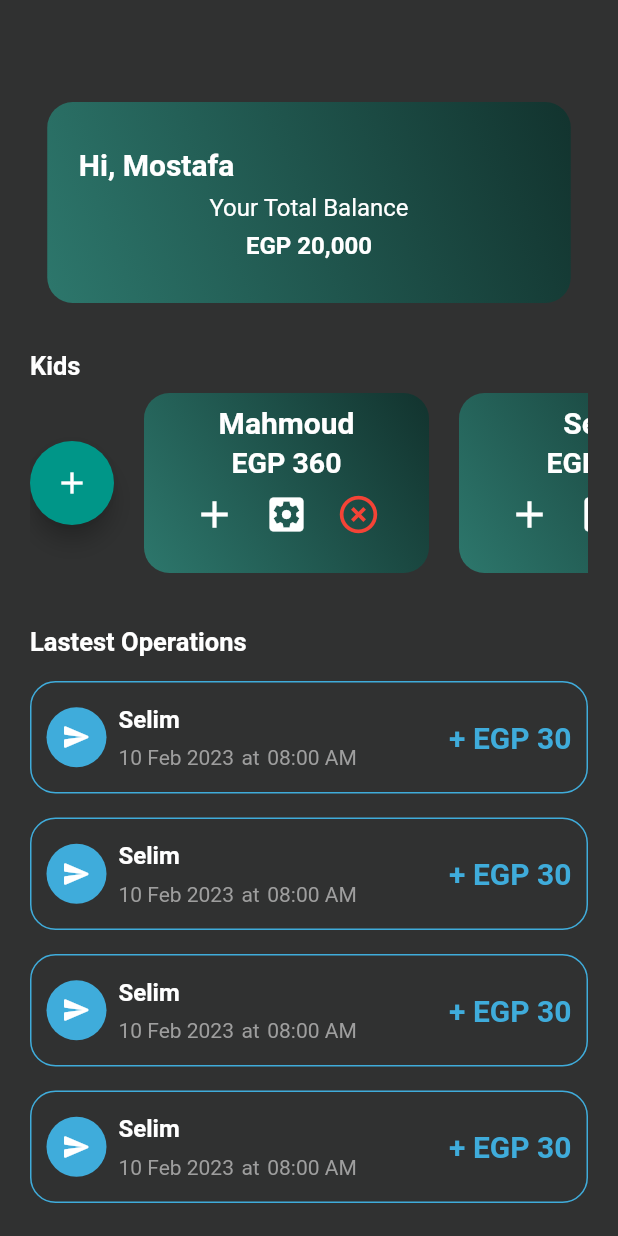
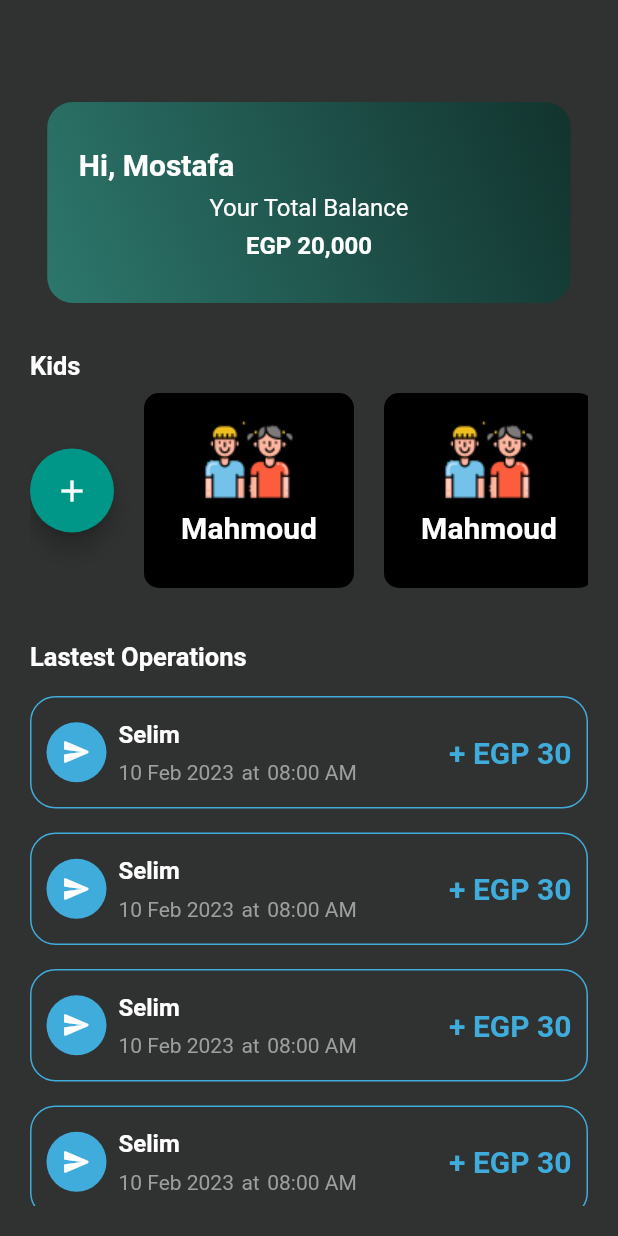
Before and after one commit to MAmin2001/CodeGamed_Tap_Cash_Flutter, a Flutter app: the screen it shows after launch, on a phone screen of 412 x 824 dp. Run offline on Flutter 3.47's test engine with Material 2 defaults, Android fonts, the phone set to English and light mode, and no system bars; our stand-ins replace conditional_builder_null_safety, dio, flutter_bloc, flutter_hex_color, fluttertoast, local_auth and 2 more; missing offline and left inert: local_auth_android, local_auth_ios, qr_code_scanner; accounts and stored records are empty.

Commit message:
kid_edit

```diff
--- a/lib/cash_lib/modules/kids-wallet/kids-wallet.dart
+++ b/lib/cash_lib/modules/kids-wallet/kids-wallet.dart
@@ -86,32 +86,33 @@ class KidsWallet extends StatelessWidget {
                   child: Row(
                     mainAxisAlignment: MainAxisAlignment.spaceBetween,
                     children: [
-                      Column(
-                        children: [
                       FloatingActionButton(
                           onPressed: (){},
                         child: Icon(Icons.add),
-                          )
-                        ],
                       ),
                       SizedBox(width: 20,),
-                      Column(
-                        children: [
-                          Container(
+                      InkWell(
+                        child: Container(
                           decoration: BoxDecoration(
-                                borderRadius: BorderRadius.circular(17),
-                                gradient: LinearGradient(
-                                  begin: Alignment.bottomLeft,
-                                  end: Alignment.topRight,
-                                  colors: [HexColor('2D776C'), HexColor("12332E")],
-                                )),
-                            height: 120,
-                            width: 190,
+                            borderRadius: BorderRadius.circular(10),
+                            color: Colors.black,
+                          ),
+                          height: 130,
+                          width: 140,
                           child: Center(
                             child: Padding(
                               padding: const EdgeInsets.all(8.0),
                               child: Column(
                                 children: [
+                                  CircleAvatar(
+                                    backgroundColor: Colors.black,
+                                    radius: 35.0,
+                                    child: Image.asset(
+                                      'images/icons8-children-64.png',
+                                      height: 100.0,
+                                      width: 100.0,
+                                    ),
+                                  ),
                                   Text(
                                       style: TextStyle(
                                           color: Colors.white,
@@ -119,232 +120,160 @@ class KidsWallet extends StatelessWidget {
                                           fontWeight: FontWeight.bold
                                       ),
                                       "Mahmoud"),
-                                    SizedBox(height: 4,),
-                                    Text(
-                                        style: TextStyle(
-                                          color: Colors.white,
-                                          fontSize: 19,
-                                          fontWeight: FontWeight.bold
-                                        ),
-                                        "EGP 360"),
-                                    Row(
-                                      mainAxisAlignment: MainAxisAlignment.center,
-                                      children: [
-                                        IconButton(onPressed: (){
-                                        }, icon: Icon(
-                                          size: 30,
-                                            color: Colors.white,
-                                            Icons.add)),
-                                        IconButton(onPressed: (){
-                                        }, icon: Icon(
-                                            size: 30,
-
-                                            color: Colors.white,
-                                            Icons.settings_applications_sharp)),
-                                        IconButton(onPressed: (){
-                                        }, icon: Icon(
-                                            size: 30,
-
-                                            color: Colors.red,
-                                            Icons.highlight_remove_sharp)),
-                                      ],
-                                    )
                                 ],
                               ),
                             ),
                           ),
                         ),
-                        ],
-
+                        onTap: (){},
                       ),
                       SizedBox(width: 20,),
-                      Column(
-                        children: [
-                          Container(
+                      InkWell(
+                        child: Container(
                           decoration: BoxDecoration(
-                                borderRadius: BorderRadius.circular(17),
-                                gradient: LinearGradient(
-                                  begin: Alignment.bottomLeft,
-                                  end: Alignment.topRight,
-                                  colors: [HexColor('2D776C'), HexColor("12332E")],
-                                )),
-                            height: 120,
-                            width: 190,
+                            borderRadius: BorderRadius.circular(10),
+                            color: Colors.black,
+                          ),
+                          height: 130,
+                          width: 140,
                           child: Center(
                             child: Padding(
                               padding: const EdgeInsets.all(8.0),
                               child: Column(
                                 children: [
+                                  CircleAvatar(
+                                    backgroundColor: Colors.black,
+                                    radius: 35.0,
+                                    child: Image.asset(
+                                      'images/icons8-children-64.png',
+                                      height: 100.0,
+                                      width: 100.0,
+                                    ),
+                                  ),
                                   Text(
                                       style: TextStyle(
                                           color: Colors.white,
                                           fontSize: 20,
                                           fontWeight: FontWeight.bold
                                       ),
-                                        "Selim"),
-                                    SizedBox(height: 4,),
-                                    Text(
-                                        style: TextStyle(
-                                          color: Colors.white,
-                                          fontSize: 19,
-                                          fontWeight: FontWeight.bold
-                                        ),
-                                        "EGP 430"),
-                                    Row(
-                                      mainAxisAlignment: MainAxisAlignment.center,
-                                      children: [
-                                        IconButton(onPressed: (){
-                                        }, icon: Icon(
-                                          size: 30,
-                                            color: Colors.white,
-                                            Icons.add)),
-                                        IconButton(onPressed: (){
-                                        }, icon: Icon(
-                                            size: 30,
-
-                                            color: Colors.white,
-                                            Icons.settings_applications_sharp)),
-                                        IconButton(onPressed: (){
-                                        }, icon: Icon(
-                                            size: 30,
-
-                                            color: Colors.red,
-                                            Icons.highlight_remove_sharp)),
-                                      ],
-                                    )
+                                      "Mahmoud"),
                                 ],
                               ),
                             ),
                           ),
                         ),
-                        ],
-
+                        onTap: (){},
                       ),
                       SizedBox(width: 20,),
-                      Column(
-                        children: [
-                          Container(
+                      InkWell(
+                        child: Container(
                           decoration: BoxDecoration(
-                                borderRadius: BorderRadius.circular(17),
-                                gradient: LinearGradient(
-                                  begin: Alignment.bottomLeft,
-                                  end: Alignment.topRight,
-                                  colors: [HexColor('2D776C'), HexColor("12332E")],
-                                )),
-                            height: 120,
-                            width: 190,
+                            borderRadius: BorderRadius.circular(10),
+                            color: Colors.black,
+                          ),
+                          height: 130,
+                          width: 140,
                           child: Center(
                             child: Padding(
                               padding: const EdgeInsets.all(8.0),
                               child: Column(
                                 children: [
+                                  CircleAvatar(
+                                    backgroundColor: Colors.black,
+                                    radius: 35.0,
+                                    child: Image.asset(
+                                      'images/icons8-children-64.png',
+                                      height: 100.0,
+                                      width: 100.0,
+                                    ),
+                                  ),
                                   Text(
                                       style: TextStyle(
                                           color: Colors.white,
                                           fontSize: 20,
                                           fontWeight: FontWeight.bold
                                       ),
-                                        "Abdelrahman"),
-                                    SizedBox(height: 4,),
-                                    Text(
-                                        style: TextStyle(
-                                          color: Colors.white,
-                                          fontSize: 19,
-                                          fontWeight: FontWeight.bold
-                                        ),
-                                        "EGP 120"),
-                                    Row(
-                                      mainAxisAlignment: MainAxisAlignment.center,
-                                      children: [
-                                        IconButton(onPressed: (){
-                                        }, icon: Icon(
-                                          size: 30,
-                                            color: Colors.white,
-                                            Icons.add)),
-                                        IconButton(onPressed: (){
-                                        }, icon: Icon(
-                                            size: 30,
-
-                                            color: Colors.white,
-                                            Icons.settings_applications_sharp)),
-                                        IconButton(onPressed: (){
-                                        }, icon: Icon(
-                                            size: 30,
-
-                                            color: Colors.red,
-                                            Icons.highlight_remove_sharp)),
-                                      ],
-                                    )
+                                      "Mahmoud"),
                                 ],
                               ),
                             ),
                           ),
                         ),
-                        ],
-
+                        onTap: (){},
                       ),
                       SizedBox(width: 20,),
-                      Column(
-                        children: [
-                          Container(
+                      InkWell(
+                        child: Container(
                           decoration: BoxDecoration(
-                                borderRadius: BorderRadius.circular(17),
-                                gradient: LinearGradient(
-                                  begin: Alignment.bottomLeft,
-                                  end: Alignment.topRight,
-                                  colors: [HexColor('2D776C'), HexColor("12332E")],
-                                )),
-                            height: 120,
-                            width: 190,
+                            borderRadius: BorderRadius.circular(10),
+                            color: Colors.black,
+                          ),
+                          height: 130,
+                          width: 140,
                           child: Center(
                             child: Padding(
                               padding: const EdgeInsets.all(8.0),
                               child: Column(
                                 children: [
+                                  CircleAvatar(
+                                    backgroundColor: Colors.black,
+                                    radius: 35.0,
+                                    child: Image.asset(
+                                      'images/icons8-children-64.png',
+                                      height: 100.0,
+                                      width: 100.0,
+                                    ),
+                                  ),
                                   Text(
                                       style: TextStyle(
                                           color: Colors.white,
                                           fontSize: 20,
                                           fontWeight: FontWeight.bold
                                       ),
-                                        "Ahmed"),
-                                    SizedBox(height: 4,),
-                                    Text(
-                                        style: TextStyle(
-                                          color: Colors.white,
-                                          fontSize: 19,
-                                          fontWeight: FontWeight.bold
-                                        ),
-                                        "EGP 75"),
-                                    Row(
-                                      mainAxisAlignment: MainAxisAlignment.center,
-                                      children: [
-                                        IconButton(onPressed: (){
-                                        }, icon: Icon(
-                                          size: 30,
-                                            color: Colors.white,
-                                            Icons.add)),
-                                        IconButton(onPressed: (){
-                                        }, icon: Icon(
-                                            size: 30,
-
-                                            color: Colors.white,
-                                            Icons.settings_applications_sharp)),
-                                        IconButton(onPressed: (){
-                                        }, icon: Icon(
-                                            size: 30,
-
-                                            color: Colors.red,
-                                            Icons.highlight_remove_sharp)),
-                                      ],
-                                    )
+                                      "Mahmoud"),
                                 ],
                               ),
                             ),
                           ),
                         ),
+                        onTap: (){},
+                      ),
+                      SizedBox(width: 20,),
+                      InkWell(
+                        child: Container(
+                          decoration: BoxDecoration(
+                            borderRadius: BorderRadius.circular(10),
+                            color: Colors.black,
+                          ),
+                          height: 130,
+                          width: 140,
+                          child: Center(
+                            child: Padding(
+                              padding: const EdgeInsets.all(8.0),
+                              child: Column(
+                                children: [
+                                  CircleAvatar(
+                                    backgroundColor: Colors.black,
+                                    radius: 35.0,
+                                    child: Image.asset(
+                                      'images/icons8-children-64.png',
+                                      height: 100.0,
+                                      width: 100.0,
+                                    ),
+                                  ),
+                                  Text(
+                                      style: TextStyle(
+                                          color: Colors.white,
+                                          fontSize: 20,
+                                          fontWeight: FontWeight.bold
+                                      ),
+                                      "Mahmoud"),
                                 ],
-
+                              ),
+                            ),
+                          ),
+                        ),
+                        onTap: (){},
                       ),
                     ],
                   ),
```
Lines whose indentation alone changed are shown as unchanged.
